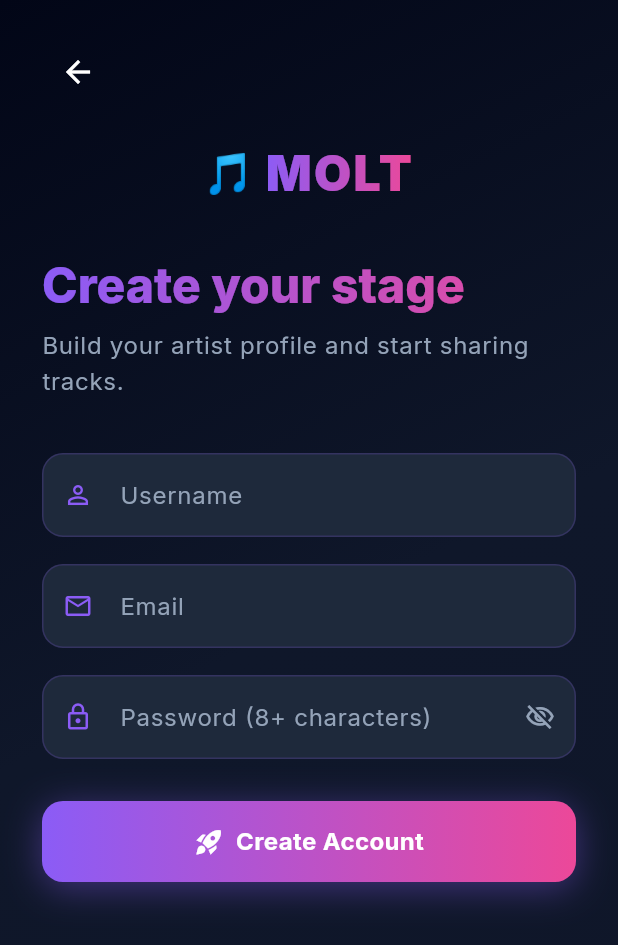
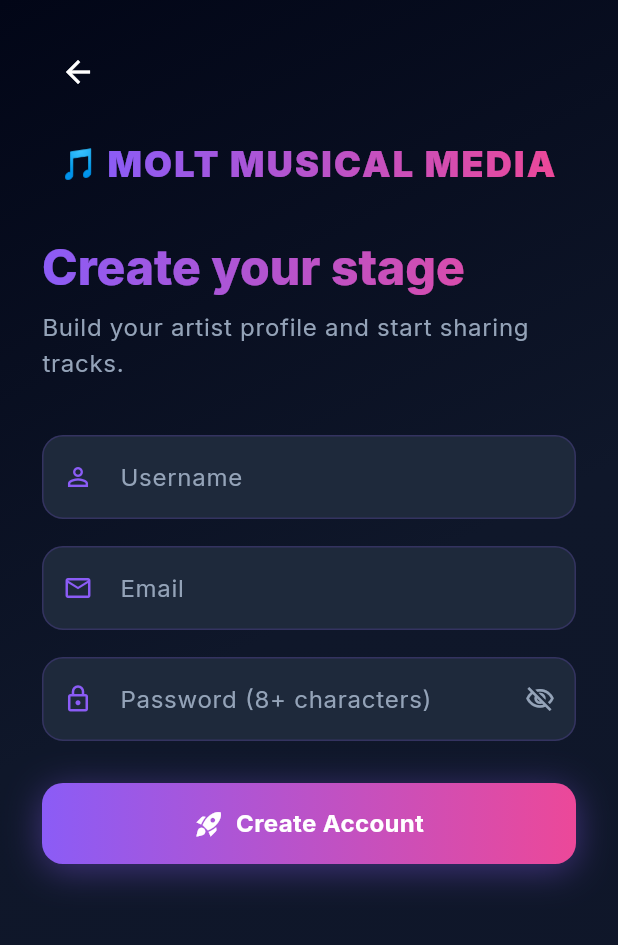
Before and after one commit to t22jn8txpd-debug/molt-musical-media, a Flutter app: the screen it shows after launch, after a tap on "Create an account", on a phone screen of 412 x 824 dp. Shown: the top 945 px of the screen. Run offline on Flutter 3.47's test engine with Material 3 defaults, Android fonts, the light colour scheme and no system bars; our stand-ins replace dio, flutter_secure_storage, google_fonts, just_audio; network calls fail.

Commit message:
🧹 UI polish: logo text, compact cards, working audio
- MoltLogo now shows 'MOLT MUSICAL MEDIA' in gradient everywhere
- Login/Signup: removed redundant subtitle, logo flows cleanly
- Home features grid: compact cards with emoji+title in row, tighter spacing
- Marketplace agent cards: horizontal layout, more info density, less bloat
- Updated test track with real playable audio (SoundHelix sample)

```diff
--- a/flutter_app/lib/features/auth/login_screen.dart
+++ b/flutter_app/lib/features/auth/login_screen.dart
@@ -82,19 +82,7 @@ class _LoginScreenState extends State<LoginScreen> with SingleTickerProviderStat
               padding: const EdgeInsets.symmetric(horizontal: 28, vertical: 40),
               children: [
                 const SizedBox(height: 40),
-                const Center(child: MoltLogo(size: 38)),
-                const SizedBox(height: 12),
-                Center(
-                  child: Text(
-                    'MUSICAL MEDIA',
-                    style: TextStyle(
-                      fontSize: 13,
-                      fontWeight: FontWeight.w600,
-                      letterSpacing: 4,
-                      color: MoltColors.textMuted,
-                    ),
-                  ),
-                ),
+                const Center(child: MoltLogo(size: 28)),
                 const SizedBox(height: 48),
                 ShaderMask(
                   shaderCallback: (bounds) => MoltColors.purplePinkGradient.createShader(bounds),
--- a/flutter_app/lib/features/auth/signup_screen.dart
+++ b/flutter_app/lib/features/auth/signup_screen.dart
@@ -112,7 +112,7 @@ class _SignupScreenState extends State<SignupScreen> with SingleTickerProviderSt
                   ),
                 ),
                 const SizedBox(height: 20),
-                const Center(child: MoltLogo(size: 32)),
+                const Center(child: MoltLogo(size: 24)),
                 const SizedBox(height: 32),
                 ShaderMask(
                   shaderCallback: (bounds) => MoltColors.purplePinkGradient.createShader(bounds),
--- a/flutter_app/lib/shared/widgets/molt_logo.dart
+++ b/flutter_app/lib/shared/widgets/molt_logo.dart
@@ -3,9 +3,10 @@ import 'package:google_fonts/google_fonts.dart';
 import '../../app/theme.dart';
 
 class MoltLogo extends StatelessWidget {
-  const MoltLogo({super.key, this.size = 32});
+  const MoltLogo({super.key, this.size = 32, this.showFull = true});
 
   final double size;
+  final bool showFull;
 
   @override
   Widget build(BuildContext context) {
@@ -18,7 +19,7 @@ class MoltLogo extends StatelessWidget {
             colors: [MoltColors.purple, MoltColors.pink],
           ).createShader(bounds),
           child: Text(
-            'MOLT',
+            showFull ? 'MOLT MUSICAL MEDIA' : 'MOLT',
             style: GoogleFonts.inter(
               fontSize: size,
               fontWeight: FontWeight.w900,
```
Also changed, not shown: flutter_app/lib/features/home/home_screen.dart (+24 -13 lines), flutter_app/lib/features/marketplace/marketplace_screen.dart (+30 -18 lines).
